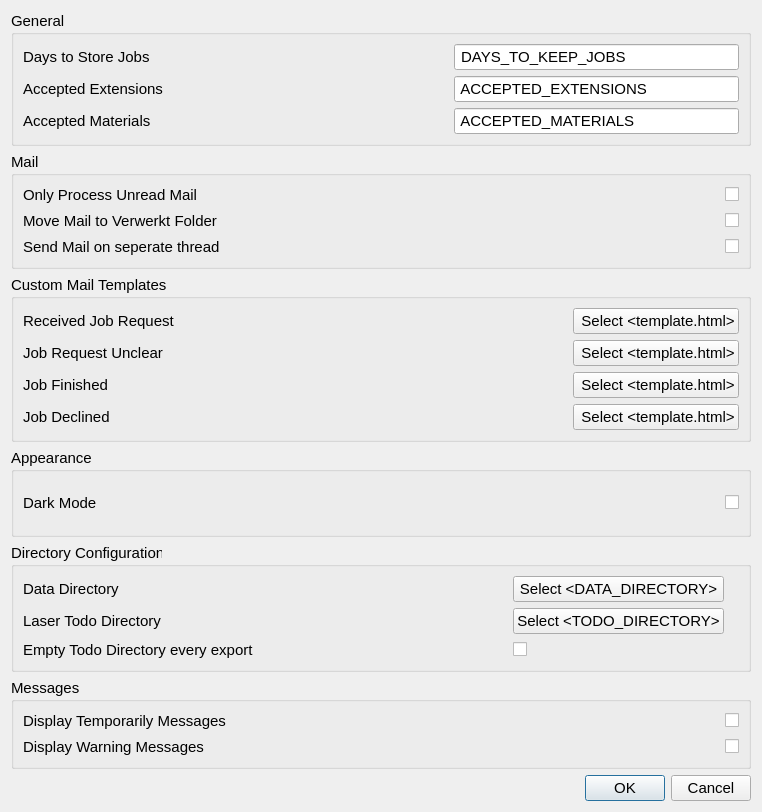
Before: the Qt Designer form creator_administrator/laser/ui/settings_dialog.ui in GijsGroote/creator_administrator, drawn with Qt 5.
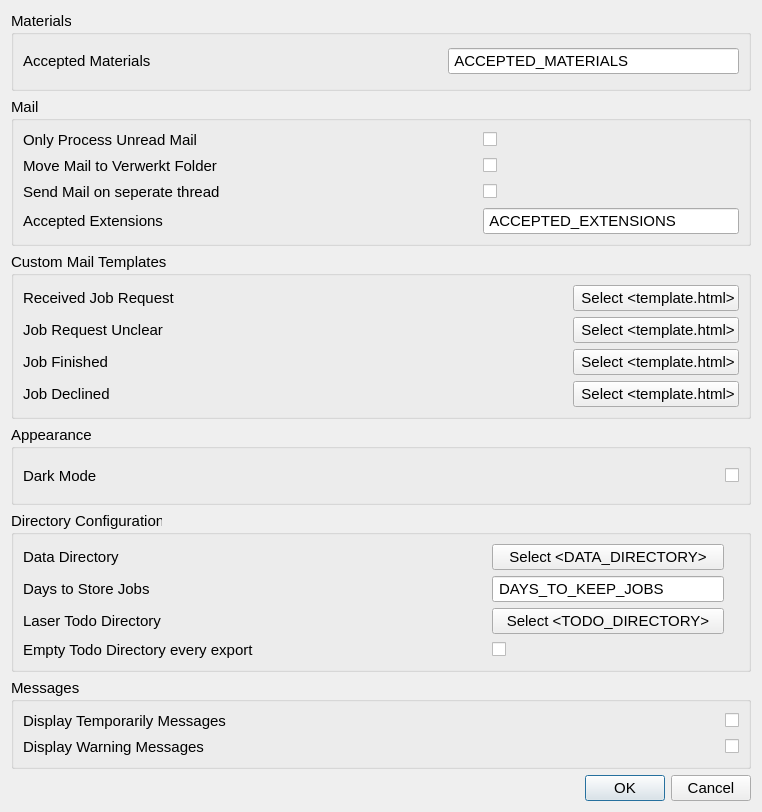
After: the same form once the commit is applied. Custom widgets are drawn as their Qt base class.

```diff
--- a/creator_administrator/laser/ui/settings_dialog.ui
+++ b/creator_administrator/laser/ui/settings_dialog.ui
@@ -27,29 +27,11 @@
       </font>
      </property>
      <property name="title">
-      <string>General</string>
+      <string>Materials</string>
      </property>
      <layout class="QHBoxLayout" name="horizontalLayout_4">
       <item>
        <layout class="QGridLayout" name="gridLayout_5">
-        <item row="1" column="1">
-         <spacer name="horizontalSpacer_11">
-          <property name="font">
-           <font>
-            <pointsize>11</pointsize>
-           </font>
-          </property>
-          <property name="orientation">
-           <enum>Qt::Horizontal</enum>
-          </property>
-          <property name="sizeHint" stdset="0">
-           <size>
-            <width>40</width>
-            <height>20</height>
-           </size>
-          </property>
-         </spacer>
-        </item>
         <item row="2" column="0">
          <widget class="QLabel" name="label_14">
           <property name="font">
@@ -86,36 +68,6 @@
           </property>
          </spacer>
         </item>
-        <item row="0" column="1">
-         <spacer name="horizontalSpacer_10">
-          <property name="font">
-           <font>
-            <pointsize>11</pointsize>
-           </font>
-          </property>
-          <property name="orientation">
-           <enum>Qt::Horizontal</enum>
-          </property>
-          <property name="sizeHint" stdset="0">
-           <size>
-            <width>40</width>
-            <height>20</height>
-           </size>
-          </property>
-         </spacer>
-        </item>
-        <item row="0" column="2">
-         <widget class="QLineEdit" name="daysToKeepJobsLineEdit">
-          <property name="font">
-           <font>
-            <pointsize>11</pointsize>
-           </font>
-          </property>
-          <property name="text">
-           <string> DAYS_TO_KEEP_JOBS </string>
-          </property>
-         </widget>
-        </item>
         <item row="2" column="2">
          <widget class="QLineEdit" name="acceptedMaterialsLineEdit">
           <property name="font">
@@ -128,57 +80,6 @@
           </property>
          </widget>
         </item>
-        <item row="0" column="0">
-         <widget class="QLabel" name="label_5">
-          <property name="font">
-           <font>
-            <pointsize>11</pointsize>
-           </font>
-          </property>
-          <property name="toolTip">
-           <string>&lt;html&gt;&lt;head/&gt;&lt;body&gt;&lt;p&gt;Number of days before a job and associated files are deleted.&lt;/p&gt;&lt;p&gt;Jobs will only be deleted from the Verwerkt or Afgekeurd folder. &lt;/p&gt;&lt;/body&gt;&lt;/html&gt;</string>
-          </property>
-          <property name="whatsThis">
-           <string/>
-          </property>
-          <property name="text">
-           <string>Days to Store Jobs</string>
-          </property>
-          <property name="buddy">
-           <cstring>daysToKeepJobsLineEdit</cstring>
-          </property>
-         </widget>
-        </item>
-        <item row="1" column="2">
-         <widget class="QLineEdit" name="acceptedExtentionsLineEdit">
-          <property name="font">
-           <font>
-            <pointsize>11</pointsize>
-           </font>
-          </property>
-          <property name="text">
-           <string> ACCEPTED_EXTENSIONS </string>
-          </property>
-         </widget>
-        </item>
-        <item row="1" column="0">
-         <widget class="QLabel" name="label_16">
-          <property name="font">
-           <font>
-            <pointsize>11</pointsize>
-           </font>
-          </property>
-          <property name="toolTip">
-           <string>&lt;html&gt;&lt;head/&gt;&lt;body&gt;&lt;p&gt;&lt;span style=&quot; font-size:14pt;&quot;&gt;Accepted file extensions for a laser job. A job must contain one file with an accepted extension. Fill in as .extension seperated by comma's, example:&lt;/span&gt;&lt;/p&gt;&lt;p&gt;&lt;span style=&quot; font-size:14pt;&quot;&gt;.extension1, .extension2, .extension3&lt;/span&gt;&lt;/p&gt;&lt;/body&gt;&lt;/html&gt;</string>
-          </property>
-          <property name="text">
-           <string>Accepted Extensions</string>
-          </property>
-          <property name="buddy">
-           <cstring>acceptedExtentionsLineEdit</cstring>
-          </property>
-         </widget>
-        </item>
        </layout>
       </item>
      </layout>
@@ -197,7 +98,55 @@
      <layout class="QHBoxLayout" name="horizontalLayout_2">
       <item>
        <layout class="QGridLayout" name="gridLayout_4">
-        <item row="0" column="0">
+        <item row="1" column="2">
+         <widget class="QCheckBox" name="onlyUnreadMailCheckBox">
+          <property name="font">
+           <font>
+            <pointsize>11</pointsize>
+           </font>
+          </property>
+          <property name="text">
+           <string/>
+          </property>
+         </widget>
+        </item>
+        <item row="2" column="0">
+         <widget class="QLabel" name="label_4">
+          <property name="font">
+           <font>
+            <pointsize>11</pointsize>
+           </font>
+          </property>
+          <property name="toolTip">
+           <string>&lt;html&gt;&lt;head/&gt;&lt;body&gt;&lt;p&gt;Automatically move a mail to the &amp;quot;Verwerkt&amp;quot; folder when the content has been dowloaded.&lt;/p&gt;&lt;p&gt;Recommended to be selected.&lt;/p&gt;&lt;/body&gt;&lt;/html&gt;</string>
+          </property>
+          <property name="text">
+           <string>Move Mail to Verwerkt Folder</string>
+          </property>
+          <property name="buddy">
+           <cstring>moveMailToVerwerktCheckBox</cstring>
+          </property>
+         </widget>
+        </item>
+        <item row="3" column="1">
+         <spacer name="horizontalSpacer_17">
+          <property name="font">
+           <font>
+            <pointsize>11</pointsize>
+           </font>
+          </property>
+          <property name="orientation">
+           <enum>Qt::Horizontal</enum>
+          </property>
+          <property name="sizeHint" stdset="0">
+           <size>
+            <width>40</width>
+            <height>20</height>
+           </size>
+          </property>
+         </spacer>
+        </item>
+        <item row="1" column="0">
          <widget class="QLabel" name="label_6">
           <property name="font">
            <font>
@@ -215,25 +164,7 @@
           </property>
          </widget>
         </item>
-        <item row="1" column="1">
-         <spacer name="horizontalSpacer_9">
-          <property name="font">
-           <font>
-            <pointsize>11</pointsize>
-           </font>
-          </property>
-          <property name="orientation">
-           <enum>Qt::Horizontal</enum>
-          </property>
-          <property name="sizeHint" stdset="0">
-           <size>
-            <width>40</width>
-            <height>20</height>
-           </size>
-          </property>
-         </spacer>
-        </item>
-        <item row="1" column="2">
+        <item row="2" column="2">
          <widget class="QCheckBox" name="moveMailToVerwerktCheckBox">
           <property name="font">
            <font>
@@ -245,68 +176,8 @@
           </property>
          </widget>
         </item>
-        <item row="0" column="1">
-         <spacer name="horizontalSpacer_8">
-          <property name="font">
-           <font>
-            <pointsize>11</pointsize>
-           </font>
-          </property>
-          <property name="orientation">
-           <enum>Qt::Horizontal</enum>
-          </property>
-          <property name="sizeHint" stdset="0">
-           <size>
-            <width>40</width>
-            <height>20</height>
-           </size>
-          </property>
-         </spacer>
-        </item>
-        <item row="1" column="0">
-         <widget class="QLabel" name="label_4">
-          <property name="font">
-           <font>
-            <pointsize>11</pointsize>
-           </font>
-          </property>
-          <property name="toolTip">
-           <string>&lt;html&gt;&lt;head/&gt;&lt;body&gt;&lt;p&gt;Automatically move a mail to the &amp;quot;Verwerkt&amp;quot; folder when the content has been dowloaded.&lt;/p&gt;&lt;p&gt;Recommended to be selected.&lt;/p&gt;&lt;/body&gt;&lt;/html&gt;</string>
-          </property>
-          <property name="text">
-           <string>Move Mail to Verwerkt Folder</string>
-          </property>
-          <property name="buddy">
-           <cstring>moveMailToVerwerktCheckBox</cstring>
-          </property>
-         </widget>
-        </item>
-        <item row="0" column="2">
-         <widget class="QCheckBox" name="onlyUnreadMailCheckBox">
-          <property name="font">
-           <font>
-            <pointsize>11</pointsize>
-           </font>
-          </property>
-          <property name="text">
-           <string/>
-          </property>
-         </widget>
-        </item>
-        <item row="2" column="2">
-         <widget class="QCheckBox" name="sendMailThreadedCheckBox">
-          <property name="font">
-           <font>
-            <pointsize>11</pointsize>
-           </font>
-          </property>
-          <property name="text">
-           <string/>
-          </property>
-         </widget>
-        </item>
         <item row="2" column="1">
-         <spacer name="horizontalSpacer_17">
+         <spacer name="horizontalSpacer_9">
           <property name="font">
            <font>
             <pointsize>11</pointsize>
@@ -323,7 +194,7 @@
           </property>
          </spacer>
         </item>
-        <item row="2" column="0">
+        <item row="3" column="0">
          <widget class="QLabel" name="label_17">
           <property name="font">
            <font>
@@ -341,6 +212,84 @@
           </property>
          </widget>
         </item>
+        <item row="1" column="1">
+         <spacer name="horizontalSpacer_8">
+          <property name="font">
+           <font>
+            <pointsize>11</pointsize>
+           </font>
+          </property>
+          <property name="orientation">
+           <enum>Qt::Horizontal</enum>
+          </property>
+          <property name="sizeHint" stdset="0">
+           <size>
+            <width>40</width>
+            <height>20</height>
+           </size>
+          </property>
+         </spacer>
+        </item>
+        <item row="3" column="2">
+         <widget class="QCheckBox" name="sendMailThreadedCheckBox">
+          <property name="font">
+           <font>
+            <pointsize>11</pointsize>
+           </font>
+          </property>
+          <property name="text">
+           <string/>
+          </property>
+         </widget>
+        </item>
+        <item row="4" column="0">
+         <widget class="QLabel" name="label_16">
+          <property name="font">
+           <font>
+            <pointsize>11</pointsize>
+           </font>
+          </property>
+          <property name="toolTip">
+           <string>&lt;html&gt;&lt;head/&gt;&lt;body&gt;&lt;p&gt;&lt;span style=&quot; font-size:14pt;&quot;&gt;Accepted file extensions for a laser job. A job must contain one file with an accepted extension. Fill in as .extension seperated by comma's, example:&lt;/span&gt;&lt;/p&gt;&lt;p&gt;&lt;span style=&quot; font-size:14pt;&quot;&gt;.extension1, .extension2, .extension3&lt;/span&gt;&lt;/p&gt;&lt;/body&gt;&lt;/html&gt;</string>
+          </property>
+          <property name="text">
+           <string>Accepted Extensions</string>
+          </property>
+          <property name="buddy">
+           <cstring>acceptedExtentionsLineEdit</cstring>
+          </property>
+         </widget>
+        </item>
+        <item row="4" column="1">
+         <spacer name="horizontalSpacer_11">
+          <property name="font">
+           <font>
+            <pointsize>11</pointsize>
+           </font>
+          </property>
+          <property name="orientation">
+           <enum>Qt::Horizontal</enum>
+          </property>
+          <property name="sizeHint" stdset="0">
+           <size>
+            <width>40</width>
+            <height>20</height>
+           </size>
+          </property>
+         </spacer>
+        </item>
+        <item row="4" column="2">
+         <widget class="QLineEdit" name="acceptedExtentionsLineEdit">
+          <property name="font">
+           <font>
+            <pointsize>11</pointsize>
+           </font>
+          </property>
+          <property name="text">
+           <string> ACCEPTED_EXTENSIONS </string>
+          </property>
+         </widget>
+        </item>
        </layout>
       </item>
      </layout>
@@ -646,67 +595,7 @@
      <layout class="QHBoxLayout" name="horizontalLayout">
       <item>
        <layout class="QGridLayout" name="gridLayout_2">
-        <item row="0" column="2">
-         <widget class="SelectFolderQPushButton" name="selectDataDirectoryButton">
-          <property name="font">
-           <font>
-            <pointsize>11</pointsize>
-           </font>
-          </property>
-          <property name="text">
-           <string>Select &lt;DATA_DIRECTORY&gt;</string>
-          </property>
-         </widget>
-        </item>
-        <item row="1" column="2">
-         <widget class="SelectFolderQPushButton" name="selectTodoDirectoryButton">
-          <property name="font">
-           <font>
-            <pointsize>11</pointsize>
-           </font>
-          </property>
-          <property name="text">
-           <string>Select &lt;TODO_DIRECTORY&gt;</string>
-          </property>
-         </widget>
-        </item>
-        <item row="0" column="0">
-         <widget class="QLabel" name="label">
-          <property name="font">
-           <font>
-            <pointsize>11</pointsize>
-           </font>
-          </property>
-          <property name="toolTip">
-           <string>&lt;html&gt;&lt;head/&gt;&lt;body&gt;&lt;p&gt;Location to store laser jobs data.&lt;/p&gt;&lt;/body&gt;&lt;/html&gt;</string>
-          </property>
-          <property name="text">
-           <string>Data Directory</string>
-          </property>
-          <property name="buddy">
-           <cstring>selectDataDirectoryButton</cstring>
-          </property>
-         </widget>
-        </item>
-        <item row="0" column="1">
-         <spacer name="horizontalSpacer_4">
-          <property name="font">
-           <font>
-            <pointsize>11</pointsize>
-           </font>
-          </property>
-          <property name="orientation">
-           <enum>Qt::Horizontal</enum>
-          </property>
-          <property name="sizeHint" stdset="0">
-           <size>
-            <width>40</width>
-            <height>20</height>
-           </size>
-          </property>
-         </spacer>
-        </item>
-        <item row="1" column="0">
+        <item row="2" column="0">
          <widget class="QLabel" name="label_3">
           <property name="font">
            <font>
@@ -724,43 +613,49 @@
           </property>
          </widget>
         </item>
-        <item row="1" column="1">
-         <spacer name="horizontalSpacer_3">
+        <item row="3" column="2">
+         <widget class="QCheckBox" name="emptyTodoDirCheckBox">
           <property name="font">
            <font>
             <pointsize>11</pointsize>
            </font>
           </property>
-          <property name="orientation">
-           <enum>Qt::Horizontal</enum>
+          <property name="text">
+           <string/>
           </property>
-          <property name="sizeHint" stdset="0">
-           <size>
-            <width>40</width>
-            <height>20</height>
-           </size>
-          </property>
-         </spacer>
+         </widget>
         </item>
-        <item row="2" column="1">
-         <spacer name="horizontalSpacer_18">
+        <item row="0" column="0">
+         <widget class="QLabel" name="label">
           <property name="font">
            <font>
             <pointsize>11</pointsize>
            </font>
           </property>
-          <property name="orientation">
-           <enum>Qt::Horizontal</enum>
+          <property name="toolTip">
+           <string>&lt;html&gt;&lt;head/&gt;&lt;body&gt;&lt;p&gt;Location to store laser jobs data.&lt;/p&gt;&lt;/body&gt;&lt;/html&gt;</string>
           </property>
-          <property name="sizeHint" stdset="0">
-           <size>
-            <width>40</width>
-            <height>20</height>
-           </size>
+          <property name="text">
+           <string>Data Directory</string>
           </property>
-         </spacer>
+          <property name="buddy">
+           <cstring>selectDataDirectoryButton</cstring>
+          </property>
+         </widget>
         </item>
-        <item row="2" column="0">
+        <item row="0" column="2">
+         <widget class="SelectFolderQPushButton" name="selectDataDirectoryButton">
+          <property name="font">
+           <font>
+            <pointsize>11</pointsize>
+           </font>
+          </property>
+          <property name="text">
+           <string>Select &lt;DATA_DIRECTORY&gt;</string>
+          </property>
+         </widget>
+        </item>
+        <item row="3" column="0">
          <widget class="QLabel" name="label_19">
           <property name="font">
            <font>
@@ -779,14 +674,119 @@
          </widget>
         </item>
         <item row="2" column="2">
-         <widget class="QCheckBox" name="emptyTodoDirCheckBox">
+         <widget class="SelectFolderQPushButton" name="selectTodoDirectoryButton">
           <property name="font">
            <font>
             <pointsize>11</pointsize>
            </font>
           </property>
           <property name="text">
+           <string>Select &lt;TODO_DIRECTORY&gt;</string>
+          </property>
+         </widget>
+        </item>
+        <item row="3" column="1">
+         <spacer name="horizontalSpacer_18">
+          <property name="font">
+           <font>
+            <pointsize>11</pointsize>
+           </font>
+          </property>
+          <property name="orientation">
+           <enum>Qt::Horizontal</enum>
+          </property>
+          <property name="sizeHint" stdset="0">
+           <size>
+            <width>40</width>
+            <height>20</height>
+           </size>
+          </property>
+         </spacer>
+        </item>
+        <item row="0" column="1">
+         <spacer name="horizontalSpacer_4">
+          <property name="font">
+           <font>
+            <pointsize>11</pointsize>
+           </font>
+          </property>
+          <property name="orientation">
+           <enum>Qt::Horizontal</enum>
+          </property>
+          <property name="sizeHint" stdset="0">
+           <size>
+            <width>40</width>
+            <height>20</height>
+           </size>
+          </property>
+         </spacer>
+        </item>
+        <item row="2" column="1">
+         <spacer name="horizontalSpacer_3">
+          <property name="font">
+           <font>
+            <pointsize>11</pointsize>
+           </font>
+          </property>
+          <property name="orientation">
+           <enum>Qt::Horizontal</enum>
+          </property>
+          <property name="sizeHint" stdset="0">
+           <size>
+            <width>40</width>
+            <height>20</height>
+           </size>
+          </property>
+         </spacer>
+        </item>
+        <item row="1" column="0">
+         <widget class="QLabel" name="label_5">
+          <property name="font">
+           <font>
+            <pointsize>11</pointsize>
+           </font>
+          </property>
+          <property name="toolTip">
+           <string>&lt;html&gt;&lt;head/&gt;&lt;body&gt;&lt;p&gt;Number of days before a job and associated files are deleted.&lt;/p&gt;&lt;p&gt;Jobs will only be deleted from the Verwerkt or Afgekeurd folder. &lt;/p&gt;&lt;/body&gt;&lt;/html&gt;</string>
+          </property>
+          <property name="whatsThis">
            <string/>
+          </property>
+          <property name="text">
+           <string>Days to Store Jobs</string>
+          </property>
+          <property name="buddy">
+           <cstring>daysToKeepJobsLineEdit</cstring>
+          </property>
+         </widget>
+        </item>
+        <item row="1" column="1">
+         <spacer name="horizontalSpacer_10">
+          <property name="font">
+           <font>
+            <pointsize>11</pointsize>
+           </font>
+          </property>
+          <property name="orientation">
+           <enum>Qt::Horizontal</enum>
+          </property>
+          <property name="sizeHint" stdset="0">
+           <size>
+            <width>40</width>
+            <height>20</height>
+           </size>
+          </property>
+         </spacer>
+        </item>
+        <item row="1" column="2">
+         <widget class="QLineEdit" name="daysToKeepJobsLineEdit">
+          <property name="font">
+           <font>
+            <pointsize>11</pointsize>
+           </font>
+          </property>
+          <property name="text">
+           <string> DAYS_TO_KEEP_JOBS </string>
           </property>
          </widget>
         </item>
```
Left out of the diff: 2 changed lines with no effect on the pictures.
